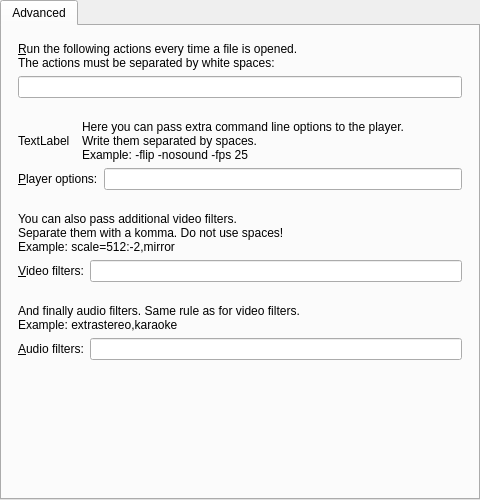
First picture: the form in src/gui/pref/advanced.ui, repository wilbert2000/wzplayer, before the edit.
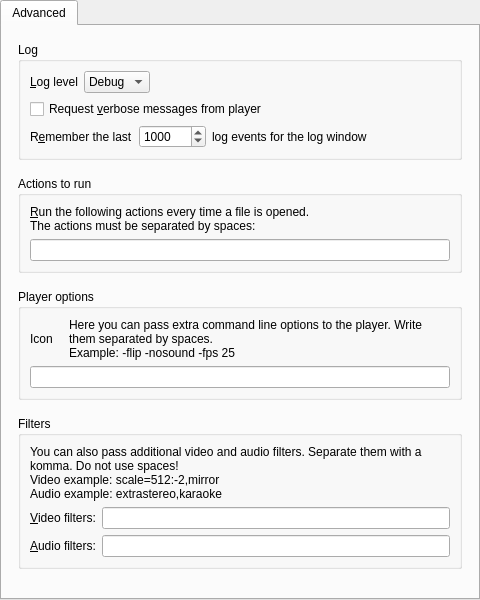
Second picture: the form after the edit.

Commit message: Move log from interface section to advanced section

Patch:
```diff
--- a/src/gui/pref/advanced.ui
+++ b/src/gui/pref/advanced.ui
@@ -7,7 +7,7 @@
     <x>0</x>
     <y>0</y>
     <width>480</width>
-    <height>500</height>
+    <height>600</height>
    </rect>
   </property>
   <layout class="QVBoxLayout">
@@ -24,19 +24,179 @@
        <string>Advanced</string>
       </attribute>
       <layout class="QVBoxLayout">
+       <property name="spacing">
+        <number>16</number>
+       </property>
        <property name="margin">
         <number>16</number>
        </property>
        <item>
-        <layout class="QVBoxLayout" name="verticalLayout">
+        <widget class="QGroupBox" name="log_group">
+         <property name="title">
+          <string>Log</string>
+         </property>
+         <property name="flat">
+          <bool>true</bool>
+         </property>
+         <layout class="QVBoxLayout" name="verticalLayout_2">
+          <item>
+           <layout class="QHBoxLayout" name="horizontalLayout_2">
          <property name="bottomMargin">
-          <number>16</number>
-         </property>
+             <number>0</number>
+            </property>
+            <item>
+             <widget class="QLabel" name="log_level_label">
+              <property name="text">
+               <string>&amp;Log level</string>
+              </property>
+              <property name="buddy">
+               <cstring>log_level_combo</cstring>
+              </property>
+             </widget>
+            </item>
+            <item>
+             <widget class="QComboBox" name="log_level_combo">
+              <property name="currentIndex">
+               <number>1</number>
+              </property>
+              <item>
+               <property name="text">
+                <string>Trace</string>
+               </property>
+              </item>
+              <item>
+               <property name="text">
+                <string>Debug</string>
+               </property>
+              </item>
+              <item>
+               <property name="text">
+                <string>Info</string>
+               </property>
+              </item>
+              <item>
+               <property name="text">
+                <string>Warn</string>
+               </property>
+              </item>
+              <item>
+               <property name="text">
+                <string>Error</string>
+               </property>
+              </item>
+              <item>
+               <property name="text">
+                <string>Fatal</string>
+               </property>
+              </item>
+              <item>
+               <property name="text">
+                <string>Off</string>
+               </property>
+              </item>
+             </widget>
+            </item>
+            <item>
+             <spacer name="horizontalSpacer_2">
+              <property name="orientation">
+               <enum>Qt::Horizontal</enum>
+              </property>
+              <property name="sizeHint" stdset="0">
+               <size>
+                <width>40</width>
+                <height>20</height>
+               </size>
+              </property>
+             </spacer>
+            </item>
+           </layout>
+          </item>
+          <item>
+           <widget class="QCheckBox" name="log_verbose_check">
+            <property name="enabled">
+             <bool>true</bool>
+            </property>
+            <property name="sizePolicy">
+             <sizepolicy hsizetype="Expanding" vsizetype="Fixed">
+              <horstretch>0</horstretch>
+              <verstretch>0</verstretch>
+             </sizepolicy>
+            </property>
+            <property name="text">
+             <string>Request &amp;verbose messages from player</string>
+            </property>
+           </widget>
+          </item>
+          <item>
+           <layout class="QHBoxLayout" name="horizontalLayout_3">
+            <item>
+             <widget class="QLabel" name="log_window_max_events_label">
+              <property name="text">
+               <string>R&amp;emember the last</string>
+              </property>
+              <property name="buddy">
+               <cstring>log_window_max_events_spinbox</cstring>
+              </property>
+             </widget>
+            </item>
+            <item>
+             <widget class="QSpinBox" name="log_window_max_events_spinbox">
+              <property name="minimum">
+               <number>10</number>
+              </property>
+              <property name="maximum">
+               <number>100000</number>
+              </property>
+              <property name="singleStep">
+               <number>100</number>
+              </property>
+              <property name="value">
+               <number>1000</number>
+              </property>
+             </widget>
+            </item>
+            <item>
+             <widget class="QLabel" name="log_window_max_events_label2">
+              <property name="text">
+               <string>log events for the log window</string>
+              </property>
+              <property name="buddy">
+               <cstring>log_window_max_events_spinbox</cstring>
+              </property>
+             </widget>
+            </item>
+            <item>
+             <spacer name="horizontalSpacer">
+              <property name="orientation">
+               <enum>Qt::Horizontal</enum>
+              </property>
+              <property name="sizeHint" stdset="0">
+               <size>
+                <width>40</width>
+                <height>20</height>
+               </size>
+              </property>
+             </spacer>
+            </item>
+           </layout>
+          </item>
+         </layout>
+        </widget>
+       </item>
+       <item>
+        <widget class="QGroupBox" name="action_group">
+         <property name="title">
+          <string>Actions to run</string>
+         </property>
+         <property name="flat">
+          <bool>true</bool>
+         </property>
+         <layout class="QVBoxLayout" name="verticalLayout_3">
          <item>
           <widget class="QLabel" name="actions_to_run_label">
            <property name="text">
             <string>&amp;Run the following actions every time a file is opened.
-The actions must be separated by white spaces:</string>
+The actions must be separated by spaces:</string>
            </property>
            <property name="wordWrap">
             <bool>true</bool>
@@ -50,16 +210,32 @@
           <widget class="QLineEdit" name="actions_to_run_edit"/>
          </item>
         </layout>
+        </widget>
        </item>
        <item>
-        <layout class="QHBoxLayout" name="horizontalLayout">
+        <widget class="QGroupBox" name="player_options_group">
+         <property name="minimumSize">
+          <size>
+           <width>0</width>
+           <height>43</height>
+          </size>
+         </property>
+         <property name="title">
+          <string>Player options</string>
+         </property>
+         <property name="flat">
+          <bool>true</bool>
+         </property>
+         <layout class="QVBoxLayout" name="verticalLayout">
+          <item>
+           <layout class="QHBoxLayout" name="horizontalLayout_4">
          <property name="spacing">
-          <number>12</number>
+             <number>16</number>
          </property>
          <item>
           <widget class="QLabel" name="icon_label">
            <property name="text">
-            <string notr="true">TextLabel</string>
+               <string notr="true">Icon</string>
            </property>
           </widget>
          </item>
@@ -72,64 +248,46 @@
             </sizepolicy>
            </property>
            <property name="text">
-            <string>Here you can pass extra command line options to the player.
-Write them separated by spaces.
+               <string>Here you can pass extra command line options to the player. Write them separated by spaces.
 Example: -flip -nosound -fps 25</string>
            </property>
            <property name="alignment">
             <set>Qt::AlignVCenter</set>
            </property>
            <property name="wordWrap">
-            <bool>false</bool>
+               <bool>true</bool>
            </property>
           </widget>
          </item>
         </layout>
-       </item>
-       <item>
-        <layout class="QHBoxLayout">
-         <property name="leftMargin">
-          <number>0</number>
-         </property>
-         <property name="topMargin">
-          <number>0</number>
-         </property>
-         <property name="rightMargin">
-          <number>0</number>
-         </property>
-         <property name="bottomMargin">
-          <number>16</number>
-         </property>
-         <item>
-          <widget class="QLabel" name="textLabel1_3">
-           <property name="text">
-            <string>&amp;Player options:</string>
-           </property>
-           <property name="wordWrap">
-            <bool>false</bool>
-           </property>
-           <property name="buddy">
-            <cstring>player_args_edit</cstring>
-           </property>
-          </widget>
          </item>
          <item>
           <widget class="QLineEdit" name="player_args_edit"/>
          </item>
         </layout>
+        </widget>
        </item>
+       <item>
+        <widget class="QGroupBox" name="filters_group">
+         <property name="title">
+          <string>Filters</string>
+         </property>
+         <property name="flat">
+          <bool>true</bool>
+         </property>
+         <layout class="QVBoxLayout" name="verticalLayout_4">
        <item>
         <widget class="QLabel" name="textLabel4_2">
          <property name="text">
-          <string>You can also pass additional video filters.
-Separate them with a komma. Do not use spaces!
-Example: scale=512:-2,mirror</string>
+             <string>You can also pass additional video and audio filters. Separate them with a komma. Do not use spaces!
+Video example: scale=512:-2,mirror
+Audio example: extrastereo,karaoke</string>
          </property>
          <property name="alignment">
           <set>Qt::AlignVCenter</set>
          </property>
          <property name="wordWrap">
-          <bool>false</bool>
+             <bool>true</bool>
          </property>
         </widget>
        </item>
@@ -144,9 +302,6 @@
          <property name="rightMargin">
           <number>0</number>
          </property>
-         <property name="bottomMargin">
-          <number>16</number>
-         </property>
          <item>
           <widget class="QLabel" name="textLabel2_3">
            <property name="text">
@@ -165,20 +320,6 @@
          </item>
         </layout>
        </item>
-       <item>
-        <widget class="QLabel" name="textLabel5_2">
-         <property name="text">
-          <string>And finally audio filters. Same rule as for video filters.
-Example: extrastereo,karaoke</string>
-         </property>
-         <property name="alignment">
-          <set>Qt::AlignVCenter</set>
-         </property>
-         <property name="wordWrap">
-          <bool>false</bool>
-         </property>
-        </widget>
-       </item>
        <item>
         <layout class="QHBoxLayout">
          <property name="spacing">
@@ -211,6 +352,9 @@
          </item>
         </layout>
        </item>
+         </layout>
+        </widget>
+       </item>
        <item>
         <spacer>
          <property name="orientation">
```
Left out of the diff: 3 changed lines with no effect on the pictures. Lines whose indentation alone changed are shown as unchanged. The commit also changes 5 other files.
